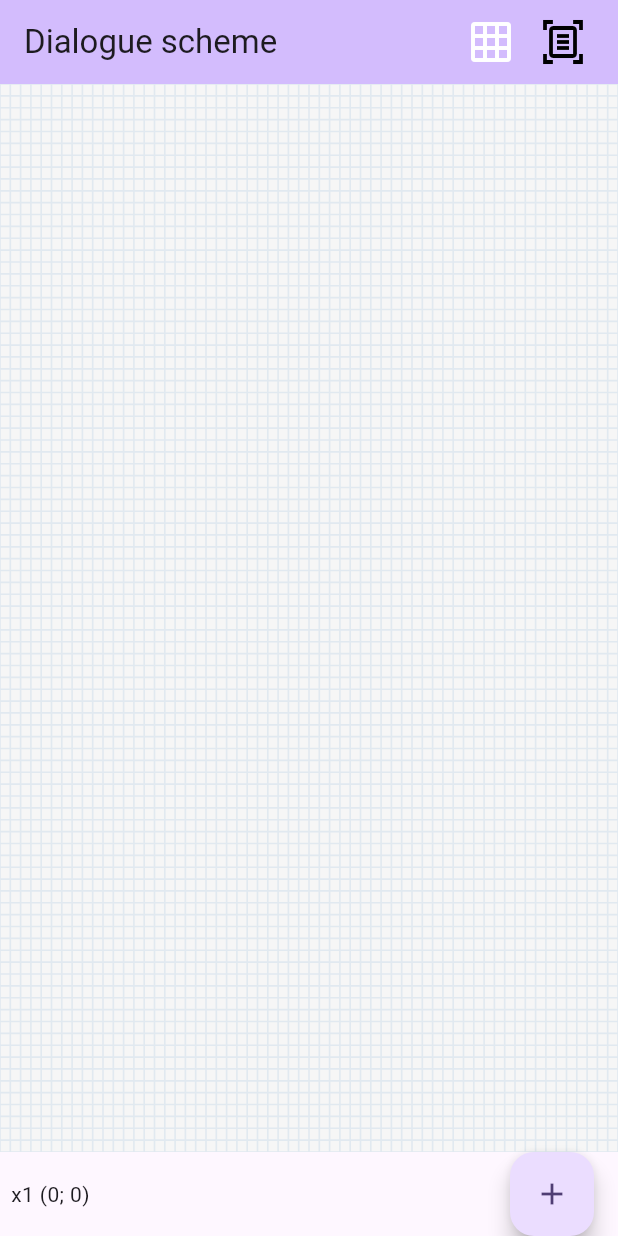
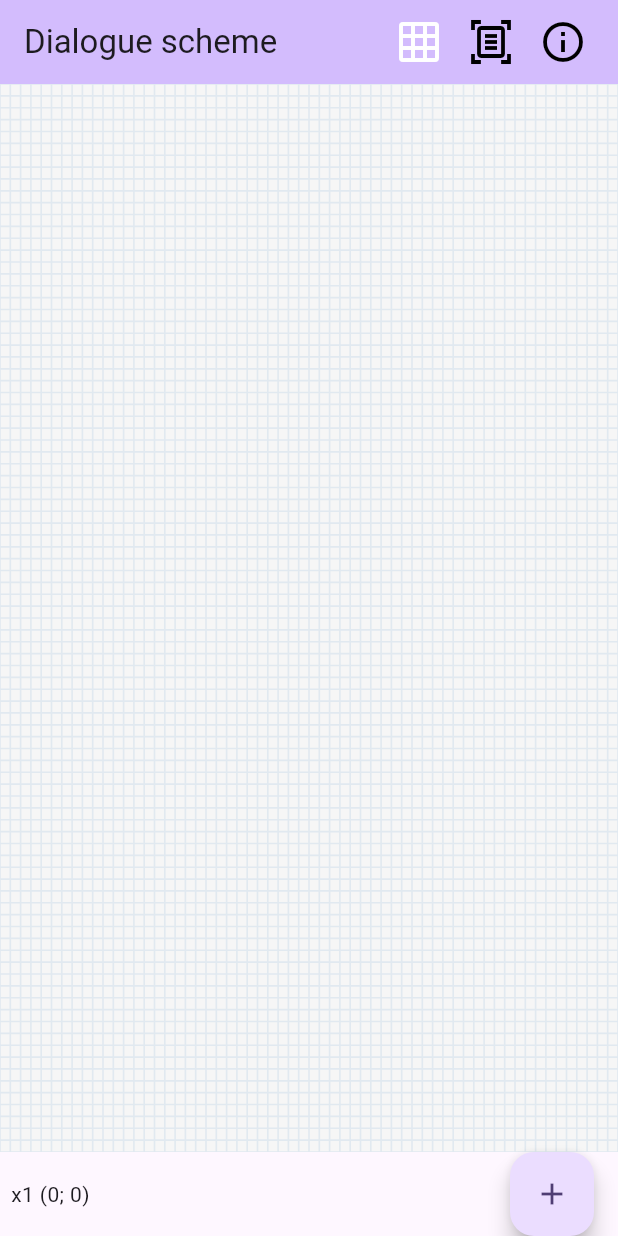
Before and after one commit to Khmhmm/dialogue-scheme.github.io, a Flutter app: the screen it shows after launch, after a tap on the "grid on" icon, on a phone screen of 412 x 824 dp. Run offline on Flutter 3.47's test engine with Material 3 defaults, Android fonts, the light colour scheme and no system bars; our stand-ins replace flutter_markdown; missing offline and left inert: flutter_highlighter, markdown.

Commit message:
feat: info page, added lines for \"next\" field

```diff
--- a/source/dialogue_scheme/lib/grid.dart
+++ b/source/dialogue_scheme/lib/grid.dart
@@ -12,10 +12,20 @@ class GridWidget extends StatefulWidget {
   Offset currentOffsetFromTopLeftConner = Offset(0.0, 0.0);
   Offset getCurrentTopLeftOffset() { return currentOffsetFromTopLeftConner; }
 
+  // only for adding blocks, causes bugs when used in grid things
+  double zoom = 1.0;
+
   void Function(List<DataBlock>) updBlocksCb;
 
   void addBlock() {
-    this.blocks.add(DataBlock(x: currentOffsetFromTopLeftConner.dx * 1.001 + 2, y: currentOffsetFromTopLeftConner.dy * 1.001 + 2, i: this.blocks.length));
+    print(currentOffsetFromTopLeftConner);
+    this.blocks.add(
+      DataBlock(
+        x: currentOffsetFromTopLeftConner.dx / 1.5 + 5,
+        y: currentOffsetFromTopLeftConner.dy / (zoom * 2) + 5,
+        i: this.blocks.length
+      )
+    );
   }
   void setBlocks(List<DataBlock> blocks) { this.blocks = blocks; }
 
@@ -33,9 +43,37 @@ class _GridWidgetState extends State<GridWidget> {
     });
   }
 
+  Widget drawLine(Offset p1, Offset p2, Size screenSize) {
+    return Center(
+      child: CustomPaint(
+        size: Size(screenSize.height * 5, screenSize.width * 5),
+        painter: LinePainter(p1: p1, p2: p2),
+      ),
+    );
+  }
+
   @override
   Widget build(BuildContext context) {
     final screenSize = MediaQuery.of(context).size;
+
+    List<Widget> lines = [];
+    if (widget.blocks.length > 2) {
+      for(int i=0; i<widget.blocks.length; i++) {
+        if (widget.blocks[i].next == "") {
+          continue;
+        }
+        final matchingNextBlock = widget.blocks.where((b) => b.id == widget.blocks[i].next).toList();
+        if (matchingNextBlock.length > 0) {
+          lines.add(
+            drawLine(
+              Offset(widget.blocks[i].x + 130, widget.blocks[i].y + 12),
+              Offset(matchingNextBlock[0].x, matchingNextBlock[0].y + 12),
+              screenSize,
+            )
+          );
+        }
+      }
+    }
 
     return MouseRegion(
       onHover: _updateLocation,
@@ -44,7 +82,7 @@ class _GridWidgetState extends State<GridWidget> {
           child: InteractiveViewer(
             trackpadScrollCausesScale: true,
             minScale: 1.0,
-            maxScale: 5.0,
+            maxScale: 2.5,
             transformationController: transformationController,
             onInteractionEnd: (details) {
               setState(() {
@@ -58,6 +96,7 @@ class _GridWidgetState extends State<GridWidget> {
               setState(() {
                 zoom = transformationController.value[0];
                 widget.updBlocksCb(widget.blocks);
+                widget.zoom = zoom;
               });
             },
             child: Stack(
@@ -68,6 +107,7 @@ class _GridWidgetState extends State<GridWidget> {
                     painter: GridPainter(),
                   ),
                 ),
+                ...lines,
                 ...widget.blocks,
               ],
             ),
@@ -126,3 +166,21 @@ class GridPainter extends CustomPainter {
   @override
   bool shouldRepaint(CustomPainter oldDelegate) => true;
 }
+
+class LinePainter extends CustomPainter {
+  LinePainter({required this.p1, required this.p2});
+
+  Offset p1;
+  Offset p2;
+
+  @override
+  void paint(Canvas canvas, Size size) {
+    final paint = Paint()
+      ..color = Color(0x55000000)
+      ..strokeWidth = 2;
+    canvas.drawLine(p1, p2, paint);
+  }
+
+  @override
+  bool shouldRepaint(CustomPainter oldDelegate) => true;
+}
--- a/source/dialogue_scheme/lib/main.dart
+++ b/source/dialogue_scheme/lib/main.dart
@@ -1,6 +1,7 @@
 import 'package:flutter/material.dart';
 import 'package:dialogue_scheme/grid.dart';
 import 'package:dialogue_scheme/jsonifier.dart';
+import 'package:dialogue_scheme/about.dart';
 import 'package:dialogue_scheme/block.dart';
 
 void main() {
@@ -24,13 +25,14 @@ class MyApp extends StatelessWidget {
 }
 
 
+enum Page {grid, json, about}
 
 class MyHomePage extends StatefulWidget {
   MyHomePage({super.key, required this.title});
   final String title;
 
-  bool showJson = false;
   List<DataBlock> blocks = [];
+  Page page = Page.grid;
 
   @override
   State<MyHomePage> createState() => _MyHomePageState();
@@ -51,12 +53,12 @@ class _MyHomePageState extends State<MyHomePage> {
           GestureDetector(
             onTap: () {
               setState(() {
-                widget.showJson = false;
+                widget.page = Page.grid;
               });
             },
             child: Icon(
-              widget.showJson? Icons.grid_off : Icons.grid_on,
-              color: widget.showJson? Colors.black : Colors.white,
+              (widget.page == Page.grid)? Icons.grid_on : Icons.grid_off,
+              color: (widget.page == Page.grid)? Colors.white : Colors.black,
               size: 32,
             ),
           ),
@@ -64,12 +66,25 @@ class _MyHomePageState extends State<MyHomePage> {
           GestureDetector(
             onTap: () {
               setState(() {
-                widget.showJson = true;
+                widget.page = Page.json;
               });
             },
             child: Icon(
-              widget.showJson? Icons.document_scanner : Icons.document_scanner_outlined,
-              color: widget.showJson? Colors.white : Colors.black,
+              (widget.page == Page.json)? Icons.document_scanner : Icons.document_scanner_outlined,
+              color: (widget.page == Page.json)? Colors.white : Colors.black,
+              size: 32,
+            ),
+          ),
+          SizedBox(width: 16),
+          GestureDetector(
+            onTap: () {
+              setState(() {
+                widget.page = Page.about;
+              });
+            },
+            child: Icon(
+              (widget.page == Page.about)? Icons.info_rounded : Icons.info_outline,
+              color: (widget.page == Page.about)? Colors.white : Colors.black,
               size: 32,
             ),
           ),
@@ -99,6 +114,23 @@ class _MyHomePageState extends State<MyHomePage> {
     });
   }
 
+  Widget getBody(GridWidget gridWidget) {
+    switch(widget.page) {
+      case Page.grid:
+        return gridWidget;
+        break;
+      case Page.json:
+        return Jsonifier(widget.blocks);
+        break;
+      case Page.about:
+        return AboutWidget();
+        break;
+      default:
+        return gridWidget;
+        break;
+    }
+  }
+
   @override
   Widget build(BuildContext context) {
     final screenSize = MediaQuery.of(context).size;
@@ -106,7 +138,8 @@ class _MyHomePageState extends State<MyHomePage> {
 
     return Scaffold(
       appBar: constructAppBar(context),
-      body: widget.showJson? Jsonifier(widget.blocks): gridWidget,
+      // body: widget.showJson? Jsonifier(widget.blocks): gridWidget,
+      body: getBody(gridWidget),
     );
   }
 }
--- a/source/dialogue_scheme/pubspec.yaml
+++ b/source/dialogue_scheme/pubspec.yaml
@@ -1,5 +1,5 @@
 name: dialogue_scheme
-description: A new Flutter project.
+description: Web app for creating dialogue block scheme.
 # The following line prevents the package from being accidentally published to
 # pub.dev using `flutter pub publish`. This is preferred for private packages.
 publish_to: 'none' # Remove this line if you wish to publish to pub.dev
@@ -36,6 +36,9 @@ dependencies:
   # Use with the CupertinoIcons class for iOS style icons.
   cupertino_icons: ^1.0.2
   crypto: ^3.0.3
+  flutter_markdown: ^0.6.19
+  flutter_highlighter: ^0.1.1
+  google_fonts: ^6.1.0
 
 dev_dependencies:
   flutter_test:
```
Also changed, not shown: source/dialogue_scheme/lib/about.dart (added, +162 -0 lines), source/dialogue_scheme/lib/block.dart (+19 -4 lines), source/dialogue_scheme/lib/jsonifier.dart (+46 -31 lines), source/dialogue_scheme/pubspec.lock.
